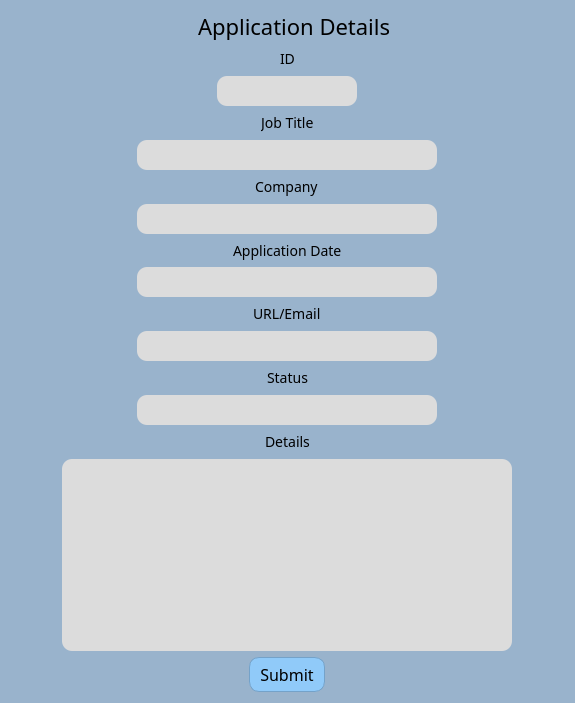
First picture: the form in ui/detailsdialog.ui, repository xbandrade/my-jobz, before the edit.
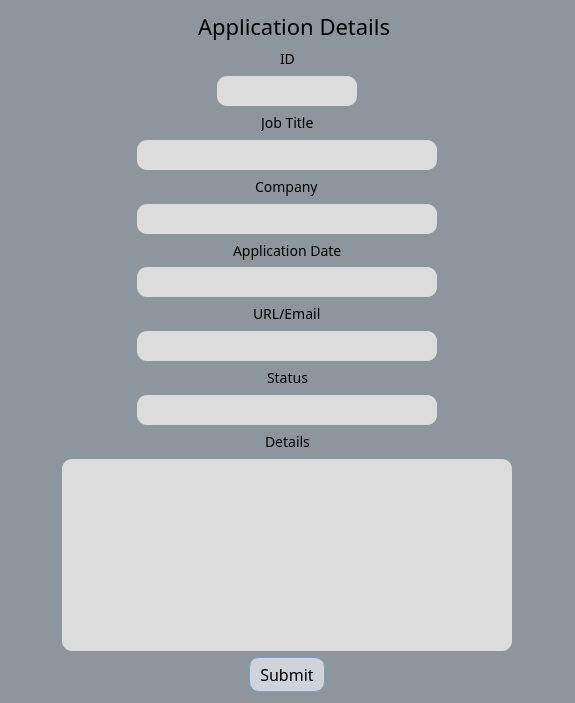
Second picture: the form after the edit. Icons and pictures are not drawn.

Diff of the .ui file:
```diff
--- a/ui/detailsdialog.ui
+++ b/ui/detailsdialog.ui
@@ -25,10 +25,6 @@
 	font-size: 14px;
 }
 
-QDialog {
-    background-color: rgb(153, 179, 204);
-}
-
 QLineEdit, QTextEdit {
     background-color: rgb(220, 220, 220);
 	border-radius: 10px;
@@ -38,10 +34,28 @@
 	height: 30px;
 }
 
+QDialog {
+    background-color: #8d959d;
+}
+
 QPushButton {
-	background-color: #b2b2cc;
+	background-color: #CED4DA ;
+	border-radius: 10px;
+ 	padding: 5px 10px; 
+	border: 1px solid #74A2C9;
 }
 
+QPushButton:hover {
+    background-color: #ADB5BD; 
+}
+
+QPushButton:pressed {
+    background-color: #6C757D; 
+}
+
+QCheckBox {
+	color: #CED4DA;
+}
 </string>
   </property>
   <layout class="QVBoxLayout" name="verticalLayout_2">
@@ -311,21 +325,7 @@
         </font>
        </property>
        <property name="styleSheet">
-        <string notr="true">
-QPushButton {
-	background-color: #90CAF9 ;
-	border-radius: 10px;
- 	padding: 5px 10px; 
-	border: 1px solid #74A2C9;
-}
-
-QPushButton:hover {
-    background-color: #64B5F6; 
-}
-
-QPushButton:pressed {
-    background-color: #42A5F5; 
-}</string>
+        <string notr="true"/>
        </property>
        <property name="text">
         <string>Submit</string>
```
Left out of the diff: 2 changed lines with no effect on the pictures.
